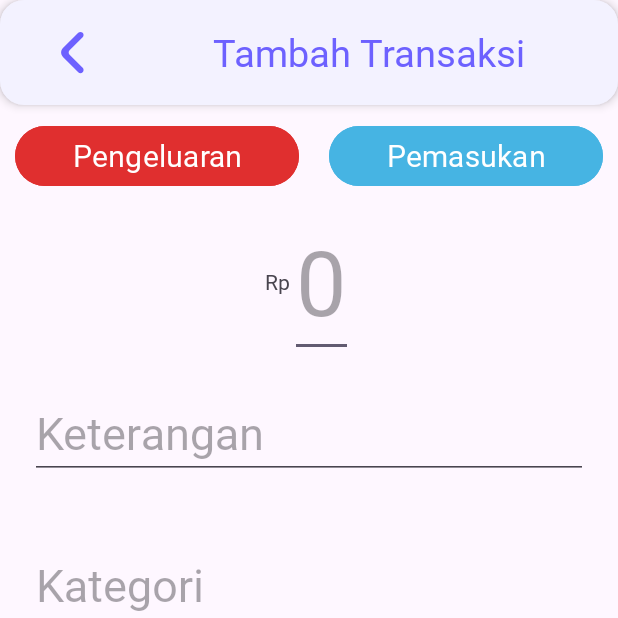
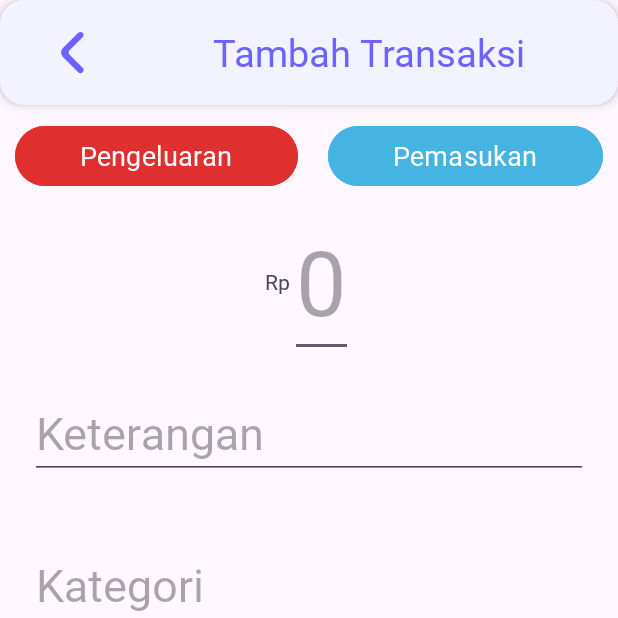
Before and after one commit to DuckLovers/KeuanganKu, an Android app: the MasukanCatatan screen opened directly, with no data from a screen before it, on a phone screen of 412 x 824 dp, the top half of it. Run offline under Robolectric (Android 15) with nearby library versions, the phone set to English and light mode, and no system bars.

Commit message:
Memperbvaiki tombol pemasukan dan pengeluaran di inputCatatan dan updateCatatan

```diff
--- a/app/build.gradle.kts
+++ b/app/build.gradle.kts
@@ -10,8 +10,8 @@ android {
         applicationId = "com.example.keuanganku"
         minSdk = 24
         targetSdk = 34
-        versionCode = 1
-        versionName = "1.0"
+        versionCode = 2
+        versionName = "1.1"
 
         testInstrumentationRunner = "androidx.test.runner.AndroidJUnitRunner"
     }
--- a/app/src/main/res/layout/activity_masukan_catatan.xml
+++ b/app/src/main/res/layout/activity_masukan_catatan.xml
@@ -47,7 +47,7 @@
                 android:layout_marginRight="10dp"
                 android:text="Pengeluaran"
                 android:backgroundTint="@color/Pengeluaran"
-                android:textSize="20dp"/>
+                android:textSize="18dp"/>
             <Button
                 android:id="@+id/pemasukanButton"
                 android:layout_width="wrap_content"
@@ -57,7 +57,7 @@
                 android:text="Pemasukan"
                 android:backgroundTint="@color/ButtonColor"
                 android:onClick="changeColorPemasukan"
-                android:textSize="20dp"/>
+                android:textSize="18dp"/>
         </LinearLayout>
         <LinearLayout
             android:layout_width="match_parent"
--- a/app/src/main/res/layout/activity_update_catatan.xml
+++ b/app/src/main/res/layout/activity_update_catatan.xml
@@ -48,7 +48,7 @@
                 android:layout_marginRight="10dp"
                 android:text="Pengeluaran"
                 android:backgroundTint="@color/Pengeluaran"
-                android:textSize="20dp"/>
+                android:textSize="18dp"/>
             <Button
                 android:id="@+id/pemasukanButton2"
                 android:layout_width="wrap_content"
@@ -58,7 +58,7 @@
                 android:text="Pemasukan"
                 android:backgroundTint="@color/ButtonColor"
                 android:onClick="changeColorPemasukan"
-                android:textSize="20dp"/>
+                android:textSize="18dp"/>
         </LinearLayout>
         <LinearLayout
             android:layout_width="match_parent"
```
